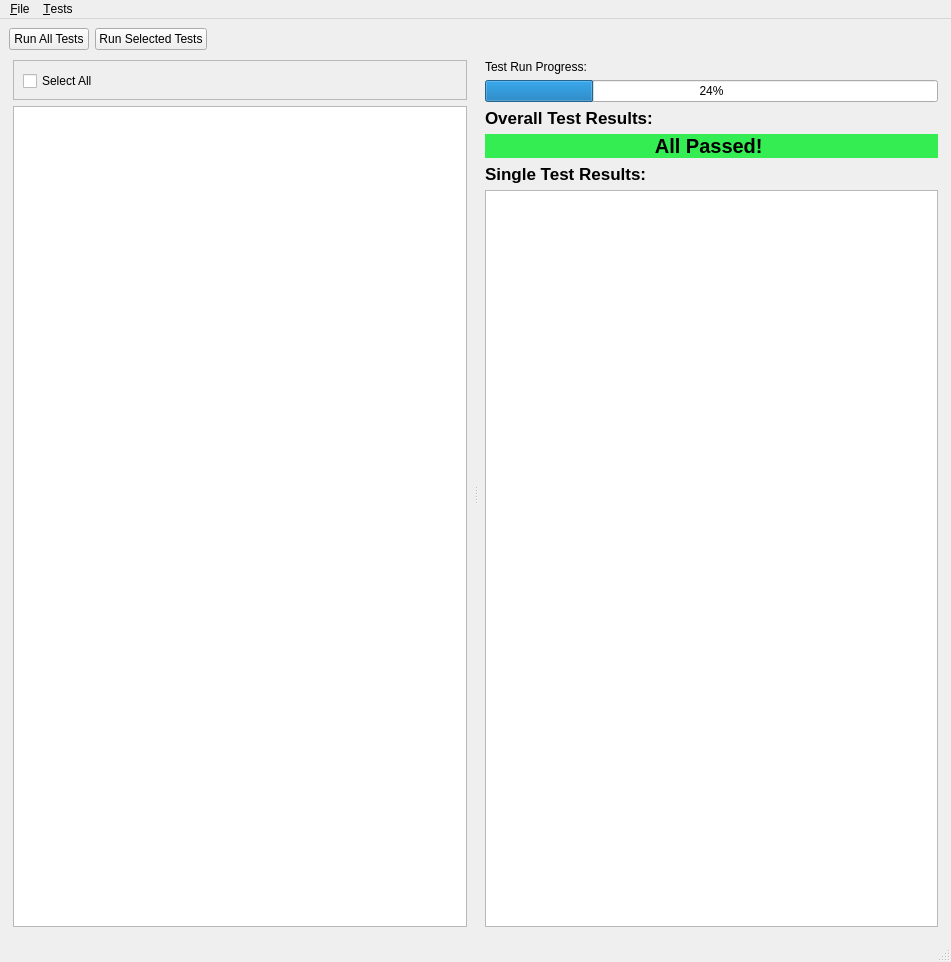
Qt form Code/Tools/TestViewer/main_window.ui (mantidproject/mantid) before a commit.
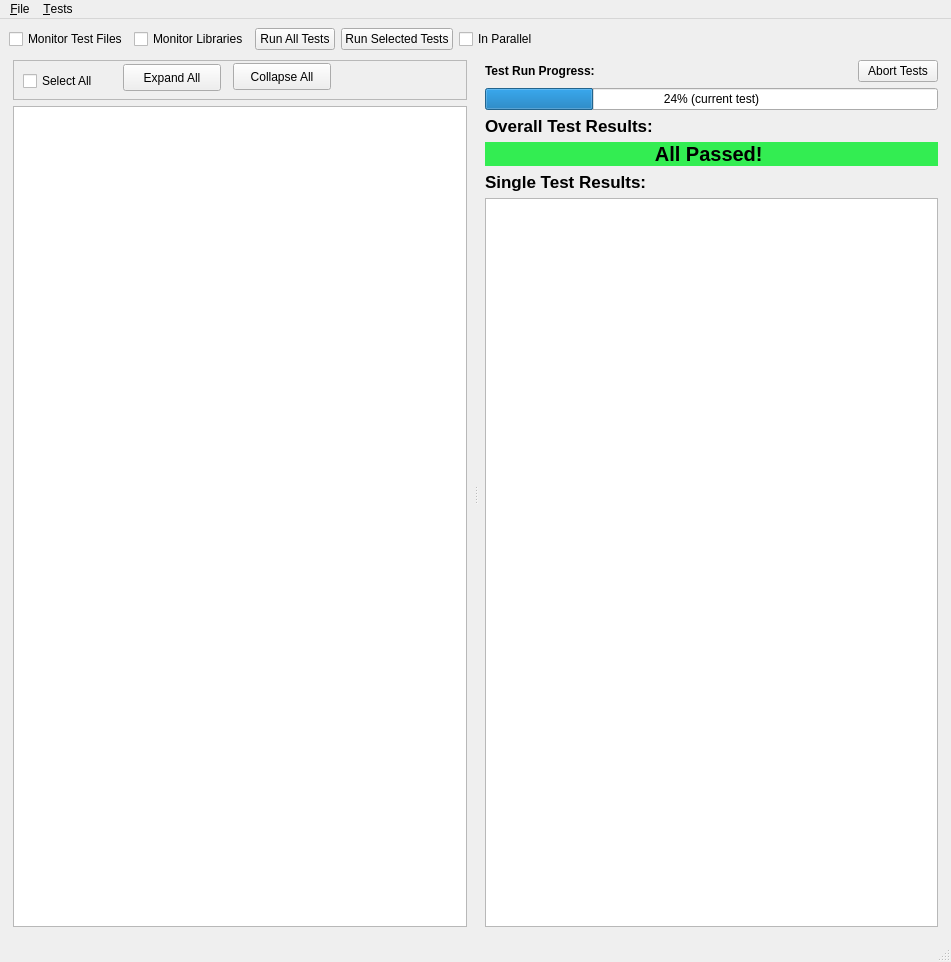
The same form after that commit.

```diff
--- a/Code/Tools/TestViewer/main_window.ui
+++ b/Code/Tools/TestViewer/main_window.ui
@@ -18,7 +18,27 @@
     <item>
      <layout class="QHBoxLayout" name="hlTop">
       <item>
-       <widget class="QPushButton" name="pushButton">
+       <widget class="QCheckBox" name="checkMonitorTests">
+        <property name="toolTip">
+         <string>Continuously monitor the test files for any changes, and rerun them when they change.</string>
+        </property>
+        <property name="text">
+         <string>Monitor Test Files</string>
+        </property>
+       </widget>
+      </item>
+      <item>
+       <widget class="QCheckBox" name="checkMonitorLibraries">
+        <property name="toolTip">
+         <string>Continously monitor the libraries file for any changes and rerun the selected tests when changes are found.</string>
+        </property>
+        <property name="text">
+         <string>Monitor Libraries</string>
+        </property>
+       </widget>
+      </item>
+      <item>
+       <widget class="QPushButton" name="buttonRunAll">
         <property name="text">
          <string>Run All Tests</string>
         </property>
@@ -31,6 +51,13 @@
         </property>
        </widget>
       </item>
+      <item>
+       <widget class="QCheckBox" name="checkInParallel">
+        <property name="text">
+         <string>In Parallel</string>
+        </property>
+       </widget>
+      </item>
       <item>
        <spacer name="horizontalSpacer_2">
         <property name="orientation">
@@ -101,6 +128,32 @@
             <string>Select All</string>
            </property>
           </widget>
+          <widget class="QPushButton" name="buttonExpandTree">
+           <property name="geometry">
+            <rect>
+             <x>110</x>
+             <y>4</y>
+             <width>98</width>
+             <height>27</height>
+            </rect>
+           </property>
+           <property name="text">
+            <string>Expand All</string>
+           </property>
+          </widget>
+          <widget class="QPushButton" name="buttonCollapseTree">
+           <property name="geometry">
+            <rect>
+             <x>220</x>
+             <y>3</y>
+             <width>98</width>
+             <height>27</height>
+            </rect>
+           </property>
+           <property name="text">
+            <string>Collapse All</string>
+           </property>
+          </widget>
          </widget>
         </item>
         <item>
@@ -121,17 +174,50 @@
          <number>4</number>
         </property>
         <item>
-         <widget class="QLabel" name="label_2">
-          <property name="text">
-           <string>Test Run Progress:</string>
-          </property>
-         </widget>
+         <layout class="QHBoxLayout" name="horizontalLayout">
+          <item>
+           <widget class="QLabel" name="label_2">
+            <property name="font">
+             <font>
+              <weight>75</weight>
+              <bold>true</bold>
+             </font>
+            </property>
+            <property name="text">
+             <string>Test Run Progress:</string>
+            </property>
+           </widget>
+          </item>
+          <item>
+           <spacer name="horizontalSpacer_3">
+            <property name="orientation">
+             <enum>Qt::Horizontal</enum>
+            </property>
+            <property name="sizeHint" stdset="0">
+             <size>
+              <width>40</width>
+              <height>20</height>
+             </size>
+            </property>
+           </spacer>
+          </item>
+          <item>
+           <widget class="QPushButton" name="buttonAbort">
+            <property name="text">
+             <string>Abort Tests</string>
+            </property>
+           </widget>
+          </item>
+         </layout>
         </item>
         <item>
          <widget class="QProgressBar" name="progressBar">
           <property name="value">
            <number>24</number>
           </property>
+          <property name="format">
+           <string>%p% (current test)</string>
+          </property>
          </widget>
         </item>
         <item>
```
Left out of the diff: 5 changed lines with no effect on the pictures.
